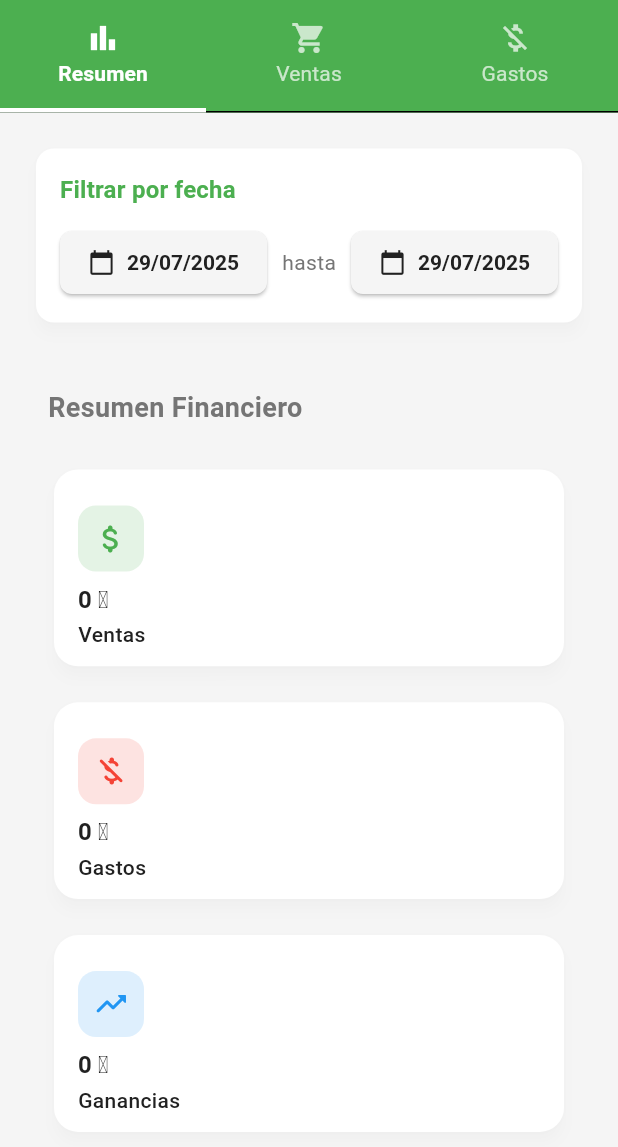
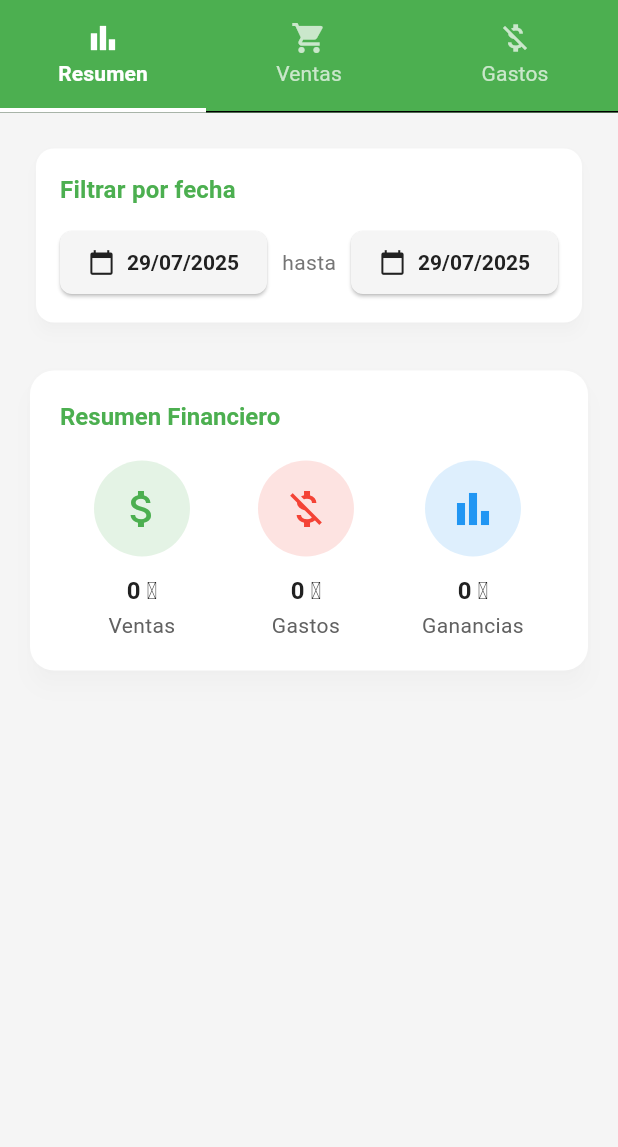
Before and after one commit to llnikoll/app_gestor, a Flutter app: the ReportsScreen screen opened directly, on a phone screen of 412 x 824 dp. Shown: the top 1147 px of the screen. Run offline on Flutter 3.47's test engine with Material 3 defaults, Android fonts, the phone set to English and light mode, and no system bars; our stand-ins replace cached_network_image, easy_localization, flutter_svg, form_field_validator, image_picker, shared_preferences and 3 more; missing offline and left inert: mobile_scanner; accounts and stored records are empty.

```diff
--- a/lib/screens/reports_screen.dart
+++ b/lib/screens/reports_screen.dart
@@ -907,113 +907,57 @@ class _ReportsScreenState extends State<ReportsScreen>
     return ValueListenableBuilder<int>(
       valueListenable: _dataUpdated,
       builder: (context, value, _) {
-        return Column(
+        return Card(
+          elevation: 6,
+          shape: RoundedRectangleBorder(
+            borderRadius: BorderRadius.circular(16.0),
+          ),
+          child: Padding(
+            padding: const EdgeInsets.all(20.0),
+            child: Column(
               crossAxisAlignment: CrossAxisAlignment.start,
               children: [
-            const Padding(
-              padding: EdgeInsets.only(left: 16.0, top: 16.0, bottom: 8.0),
-              child: Text(
+                Text(
                   'Resumen Financiero',
-                style: TextStyle(fontSize: 18, fontWeight: FontWeight.bold),
-              ),
-            ),
-            GridView.count(
-              shrinkWrap: true,
-              physics: const NeverScrollableScrollPhysics(),
-              crossAxisCount: MediaQuery.of(context).size.width > 600 ? 3 : 1,
-              childAspectRatio: 2.5,
-              crossAxisSpacing: 16,
-              mainAxisSpacing: 16,
-              padding: const EdgeInsets.all(16.0),
-              children: _financialData
-                  .map((data) => _buildSummaryCard(data))
-                  .toList(),
-            ),
-          ],
-        );
-      },
-    );
-  }
-
-  Widget _buildSummaryCard(FinancialData data) {
+                  style: Theme.of(context).textTheme.titleLarge?.copyWith(
+                        fontWeight: FontWeight.bold,
+                        color: Theme.of(context).primaryColor,
+                      ),
+                ),
+                const SizedBox(height: 20),
+                Row(
+                  mainAxisAlignment: MainAxisAlignment.spaceAround,
+                  children: _financialData.map((data) {
                     IconData icon;
                     switch (data.concepto) {
                       case 'Ventas':
-        icon = Icons.attach_money_rounded;
+                        icon = Icons.attach_money;
                         break;
                       case 'Gastos':
-        icon = Icons.money_off_rounded;
+                        icon = Icons.money_off;
                         break;
                       case 'Ganancias':
-        icon = Icons.trending_up_rounded;
+                        icon = Icons.bar_chart;
                         break;
                       default:
                         icon = Icons.analytics_rounded;
                     }
-
-    return Card(
-      elevation: 4,
-      shape: RoundedRectangleBorder(
-        borderRadius: BorderRadius.circular(16.0),
-      ),
-      child: InkWell(
-        borderRadius: BorderRadius.circular(16.0),
-        onTap: () {},
-        child: Container(
-          constraints: const BoxConstraints(
-            minHeight: 140,
-            maxWidth: double.infinity,
-          ),
-          padding: const EdgeInsets.all(16.0),
-          child: SingleChildScrollView(
-            padding: const EdgeInsets.symmetric(vertical: 8.0),
-            child: Column(
-              crossAxisAlignment: CrossAxisAlignment.start,
-              mainAxisSize: MainAxisSize.min,
-              children: [
-                Row(
-                  mainAxisAlignment: MainAxisAlignment.spaceBetween,
-                  children: [
-                    Container(
-                      padding: const EdgeInsets.all(10.0),
-                      decoration: BoxDecoration(
-                        color: data.color.withValues(alpha: 0.15),
-                        borderRadius: BorderRadius.circular(12.0),
-                      ),
-                      child: Icon(icon, color: data.color, size: 24),
-                    ),
-                  ],
-                ),
-                const SizedBox(height: 8),
-                FittedBox(
-                  fit: BoxFit.scaleDown,
-                  child: Text(
+                    return _buildResumenItem(
+                      data.concepto,
                       _formatearMoneda(data.monto),
-                    style: Theme.of(context).textTheme.titleLarge?.copyWith(
-                          fontWeight: FontWeight.bold,
-                          color: Theme.of(context).colorScheme.onSurface,
-                        ),
-                    maxLines: 1,
-                    overflow: TextOverflow.ellipsis,
-                  ),
-                ),
-                const SizedBox(height: 4),
-                Text(
-                  data.concepto,
-                  style: Theme.of(context).textTheme.bodyMedium?.copyWith(
-                        color: Theme.of(context).colorScheme.onSurfaceVariant,
-                        fontWeight: FontWeight.w500,
-                      ),
-                  maxLines: 1,
-                  overflow: TextOverflow.ellipsis,
-                ),
-              ],
-            ),
-          ),
-        ),
-      ),
-    );
-  }
+                      icon,
+                      data.color,
+                    );
+                  }).toList(),
+                ),
+              ],
+            ),
+          ),
+        );
+      },
+    );
+  }
+
 
   Widget _buildGastosTab() {
     return SingleChildScrollView(
```
Also changed, not shown: lib/screens/donation_screen.dart (added, +154 -0 lines), lib/screens/settings_screen.dart (+14 -0 lines), lib/services/database_service.dart (+17 -3 lines), msix_config.yaml (added, +32 -0 lines), pubspec.yaml (+9 -0 lines), pubspec.lock, 2 other files. Lines whose indentation alone changed are shown as unchanged.
